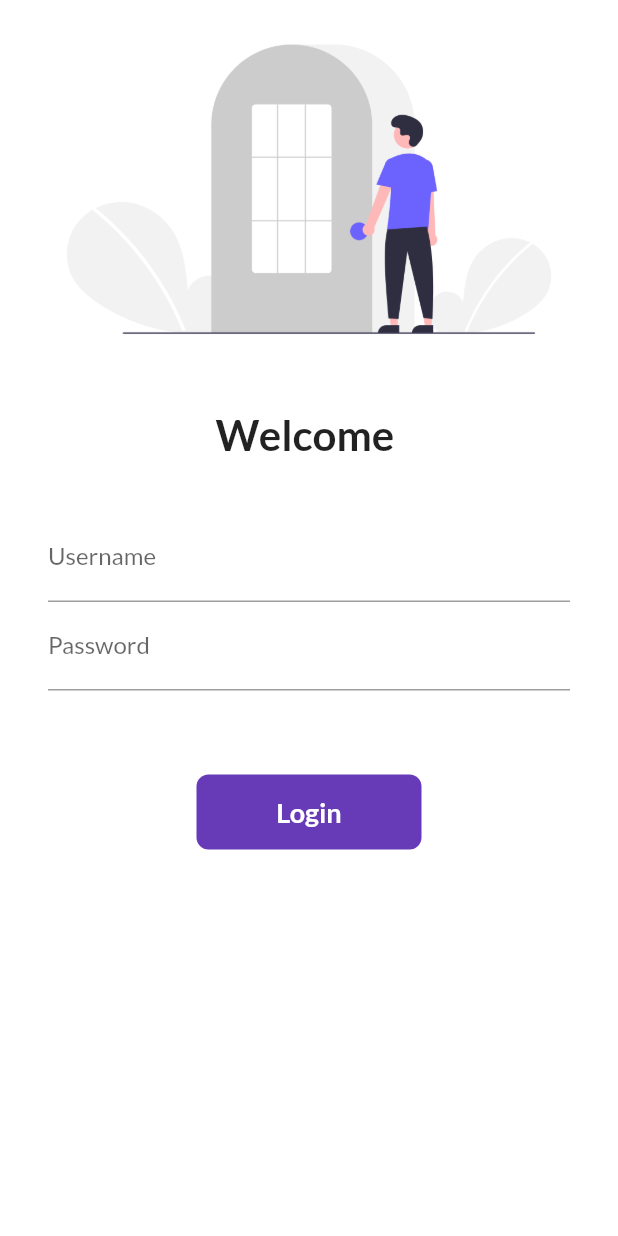
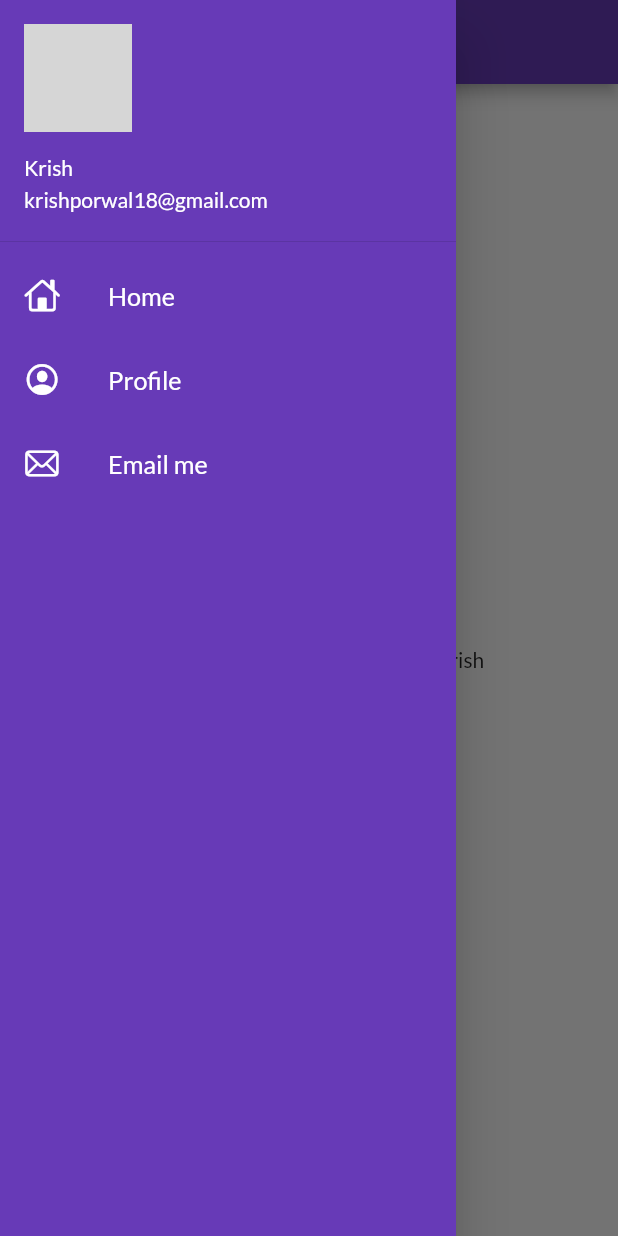
Before and after one commit to krishporwal14/30DaysOfFlutter, a Flutter app: the screen it shows after launch, with the side drawer open (before the commit the screen has no drawer), on a phone screen of 412 x 824 dp. Run offline on Flutter 3.47's test engine with Material 2 defaults, Android fonts, the phone set to English and light mode, and no system bars; our stand-ins replace google_fonts; grey boxes are pictures that could not be loaded.

Commit message:
Day 9 Completed

```diff
--- a/lib/main.dart
+++ b/lib/main.dart
@@ -23,6 +23,8 @@ class MyApp extends StatelessWidget {
       darkTheme: ThemeData(
         brightness: Brightness.dark,
       ),
+      debugShowCheckedModeBanner: false,
+      initialRoute: MyRoutes.homeRoute,
       routes: {
         "/": (context) => LoginPage(),
         MyRoutes.homeRoute: (context) => HomePage(),
--- a/lib/pages/home_page.dart
+++ b/lib/pages/home_page.dart
@@ -1,6 +1,7 @@
 // ignore_for_file: prefer_const_constructors, use_key_in_widget_constructors
 
 import 'package:flutter/material.dart';
+import 'package:test/widgets/drawer.dart';
 
 class HomePage extends StatelessWidget {
   final int days = 30;
@@ -14,7 +15,7 @@ class HomePage extends StatelessWidget {
       body: Center(
         child: Text("Welcome to $days days of flutter by $name"),
       ),
-      drawer: Drawer(),
+      drawer: MyDrawer(),
     );
   }
 }
--- /dev/null
+++ b/lib/widgets/drawer.dart
@@ -0,0 +1,72 @@
+// ignore_for_file: prefer_const_constructors, prefer_const_literals_to_create_immutables, use_key_in_widget_constructors, must_be_immutable
+
+import 'package:flutter/cupertino.dart';
+import 'package:flutter/material.dart';
+
+class MyDrawer extends StatelessWidget {
+  @override
+  Widget build(BuildContext context) {
+    return Drawer(
+      child: Container(
+        color: Colors.deepPurple,
+        child: ListView(
+          padding: EdgeInsets.zero,
+          children: [
+            DrawerHeader(
+              padding: EdgeInsets.zero,
+              child: UserAccountsDrawerHeader(
+                margin: EdgeInsets.zero,
+                accountName: Text("Krish"),
+                accountEmail: Text("krishporwal18@gmail.com"),
+                currentAccountPicture:
+                    CircleAvatar(backgroundImage: AssetImage(
+                      ""
+                      )
+                    ),
+              ),
+            ),
+            ListTile(
+              leading: Icon(
+                CupertinoIcons.home,
+                color: Colors.white,
+              ),
+              title: Text(
+                "Home",
+                textScaleFactor: 1.2,
+                style: TextStyle(
+                  color: Colors.white,
+                ),
+              ),
+            ),
+            ListTile(
+              leading: Icon(
+                CupertinoIcons.profile_circled,
+                color: Colors.white,
+              ),
+              title: Text(
+                "Profile",
+                textScaleFactor: 1.2,
+                style: TextStyle(
+                  color: Colors.white,
+                ),
+              ),
+            ),
+            ListTile(
+              leading: Icon(
+                CupertinoIcons.mail,
+                color: Colors.white,
+              ),
+              title: Text(
+                "Email me",
+                textScaleFactor: 1.2,
+                style: TextStyle(
+                  color: Colors.white,
+                ),
+              ),
+            ),
+          ],
+        ),
+      ),
+    );
+  }
+}
```
